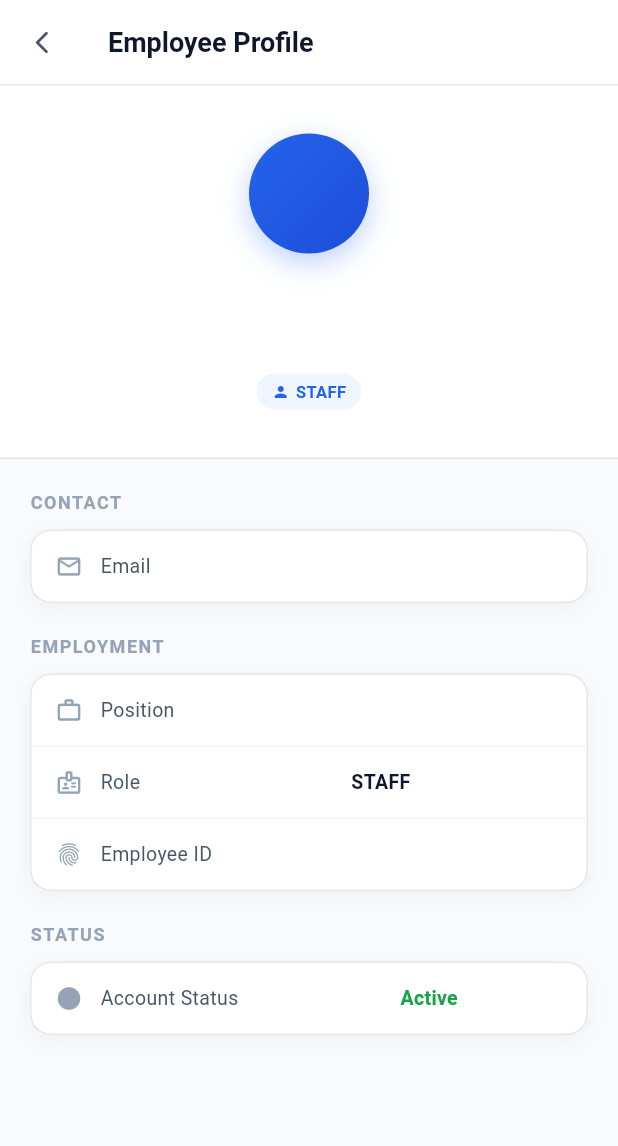
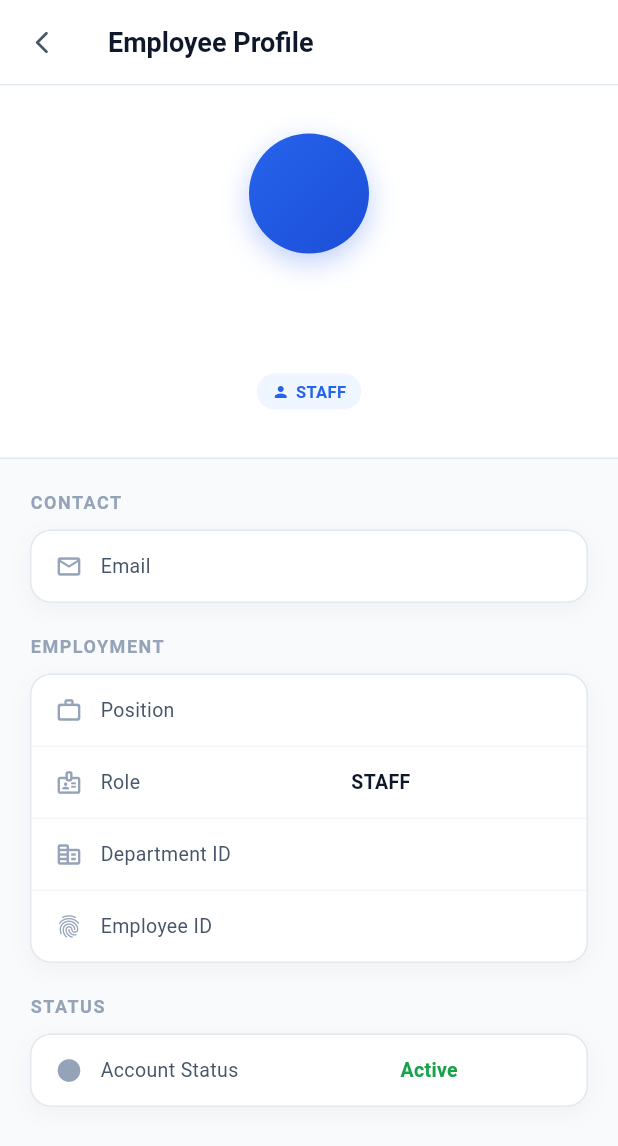
Before and after one commit to mix926/hr-system-fullstack, a Flutter app: the EmployeeDetailScreen screen opened directly with empty values, on a phone screen of 412 x 824 dp. Shown: the top 1146 px of the screen. Run offline on Flutter 3.47's test engine with Material 3 defaults, Android fonts, the phone set to English and light mode, and no system bars; our stand-ins replace dio, flutter_bloc, get_it, shared_preferences; accounts and stored records are empty.

Commit message:
refactor: add department ID row to employee_detail_screen

```diff
--- a/hr_frontend/lib/features/employee/presentation/employee_detail_screen.dart
+++ b/hr_frontend/lib/features/employee/presentation/employee_detail_screen.dart
@@ -98,6 +98,11 @@ class EmployeeDetailScreen extends StatelessWidget {
                           employee.position),
                       const Divider(height: 1),
                       _row(Icons.badge_outlined, 'Role', employee.role),
+                      if (employee.departmentId != null) ...[
+                        const Divider(height: 1),
+                        _row(Icons.corporate_fare_rounded, 'Department ID',
+                            employee.departmentId!),
+                      ],
                       if (employee.id != null) ...[
                         const Divider(height: 1),
                         _row(Icons.fingerprint_rounded, 'Employee ID',
```
